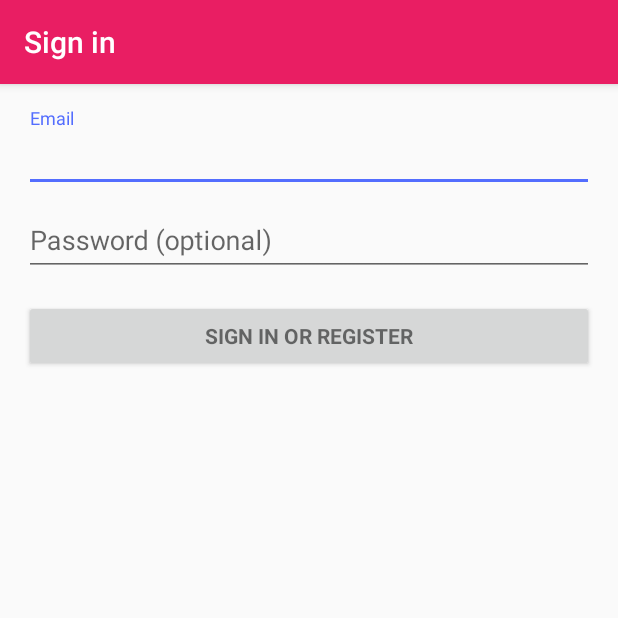
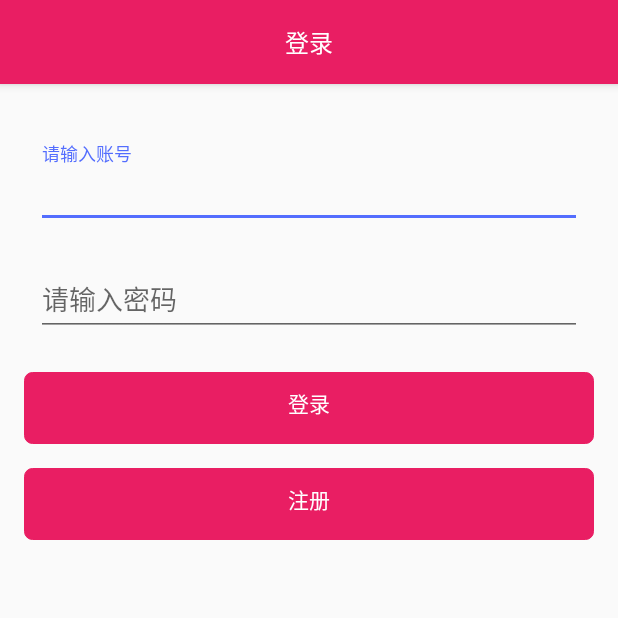
Before and after one commit to Lo-Heng/wearing, an Android app: the screen it shows after launch (LoginActivity2 before the commit, LoginActivity after it), on a phone screen of 412 x 824 dp, the top half of it. Run offline under Robolectric (Android 15) with nearby library versions, the phone set to English and light mode, and no system bars.

Commit message:
底层更改

```diff
--- a/app/src/main/AndroidManifest.xml
+++ b/app/src/main/AndroidManifest.xml
@@ -19,11 +19,6 @@
         <activity
             android:name=".LoginActivity"
             android:label="@string/app_name">
-
-        </activity>
-        <activity
-            android:name=".LoginActivity2"
-            android:label="@string/title_activity_login2">
             <intent-filter>
                 <action android:name="android.intent.action.MAIN" />
 
--- a/app/src/main/java/com/androidlo/wearing/LoginActivity.java
+++ b/app/src/main/java/com/androidlo/wearing/LoginActivity.java
@@ -49,17 +49,9 @@
         mPasswordView = (EditText) findViewById(R.id.password);
         mLoginFormView = findViewById(R.id.login_form);
 
-//        mPasswordView.setOnEditorActionListener(new TextView.OnEditorActionListener() {
-//            @Override
-//            public boolean onEditorAction(TextView textView, int id, KeyEvent keyEvent) {
-//                if (id == EditorInfo.IME_ACTION_DONE || id == EditorInfo.IME_NULL) {
-//                    return true;
-//                }
-//                return false;
-//            }
-//        });
 
-        Button mEmailSignInButton = (Button) findViewById(R.id.email_sign_in_button);
+
+        Button btnLogin = (Button) findViewById(R.id.btn_log_in);
 
         mEmailView.setOnFocusChangeListener(new View.OnFocusChangeListener() {
             @Override
--- a/app/src/main/java/com/androidlo/wearing/LoginActivity2.java
+++ /dev/null
@@ -1,349 +0,0 @@
-package com.androidlo.wearing;
-
-import android.animation.Animator;
-import android.animation.AnimatorListenerAdapter;
-import android.annotation.TargetApi;
-import android.content.pm.PackageManager;
-import android.support.annotation.NonNull;
-import android.support.design.widget.Snackbar;
-import android.support.v7.app.AppCompatActivity;
-import android.app.LoaderManager.LoaderCallbacks;
-
-import android.content.CursorLoader;
-import android.content.Loader;
-import android.database.Cursor;
-import android.net.Uri;
-import android.os.AsyncTask;
-
-import android.os.Build;
-import android.os.Bundle;
-import android.provider.ContactsContract;
-import android.text.TextUtils;
-import android.view.KeyEvent;
-import android.view.View;
-import android.view.View.OnClickListener;
-import android.view.inputmethod.EditorInfo;
-import android.widget.ArrayAdapter;
-import android.widget.AutoCompleteTextView;
-import android.widget.Button;
-import android.widget.EditText;
-import android.widget.TextView;
-
-import java.util.ArrayList;
-import java.util.List;
-
-import static android.Manifest.permission.READ_CONTACTS;
-
-/**
- * A login screen that offers login via email/password.
- */
-public class LoginActivity2 extends AppCompatActivity implements LoaderCallbacks<Cursor> {
-
-    /**
-     * Id to identity READ_CONTACTS permission request.
-     */
-    private static final int REQUEST_READ_CONTACTS = 0;
-
-    /**
-     * A dummy authentication store containing known user names and passwords.
-     * TODO: remove after connecting to a real authentication system.
-     */
-    private static final String[] DUMMY_CREDENTIALS = new String[]{
-            "foo@example.com:hello", "bar@example.com:world"
-    };
-    /**
-     * Keep track of the login task to ensure we can cancel it if requested.
-     */
-    private UserLoginTask mAuthTask = null;
-
-    // UI references.
-    private AutoCompleteTextView mEmailView;
-    private EditText mPasswordView;
-    private View mProgressView;
-    private View mLoginFormView;
-
-    @Override
-    protected void onCreate(Bundle savedInstanceState) {
-        super.onCreate(savedInstanceState);
-        setContentView(R.layout.activity_login2);
-        // Set up the login form.
-        mEmailView = (AutoCompleteTextView) findViewById(R.id.email);
-        populateAutoComplete();
-
-        mPasswordView = (EditText) findViewById(R.id.password);
-        mPasswordView.setOnEditorActionListener(new TextView.OnEditorActionListener() {
-            @Override
-            public boolean onEditorAction(TextView textView, int id, KeyEvent keyEvent) {
-                if (id == EditorInfo.IME_ACTION_DONE || id == EditorInfo.IME_NULL) {
-                    attemptLogin();
-                    return true;
-                }
-                return false;
-            }
-        });
-
-        Button mEmailSignInButton = (Button) findViewById(R.id.email_sign_in_button);
-        mEmailSignInButton.setOnClickListener(new OnClickListener() {
-            @Override
-            public void onClick(View view) {
-                attemptLogin();
-            }
-        });
-
-        mLoginFormView = findViewById(R.id.login_form);
-        mProgressView = findViewById(R.id.login_progress);
-    }
-
-    private void populateAutoComplete() {
-        if (!mayRequestContacts()) {
-            return;
-        }
-
-        getLoaderManager().initLoader(0, null, this);
-    }
-
-    private boolean mayRequestContacts() {
-        if (Build.VERSION.SDK_INT < Build.VERSION_CODES.M) {
-            return true;
-        }
-        if (checkSelfPermission(READ_CONTACTS) == PackageManager.PERMISSION_GRANTED) {
-            return true;
-        }
-        if (shouldShowRequestPermissionRationale(READ_CONTACTS)) {
-            Snackbar.make(mEmailView, R.string.permission_rationale, Snackbar.LENGTH_INDEFINITE)
-                    .setAction(android.R.string.ok, new View.OnClickListener() {
-                        @Override
-                        @TargetApi(Build.VERSION_CODES.M)
-                        public void onClick(View v) {
-                            requestPermissions(new String[]{READ_CONTACTS}, REQUEST_READ_CONTACTS);
-                        }
-                    });
-        } else {
-            requestPermissions(new String[]{READ_CONTACTS}, REQUEST_READ_CONTACTS);
-        }
-        return false;
-    }
-
-    /**
-     * Callback received when a permissions request has been completed.
-     */
-    @Override
-    public void onRequestPermissionsResult(int requestCode, @NonNull String[] permissions,
-                                           @NonNull int[] grantResults) {
-        if (requestCode == REQUEST_READ_CONTACTS) {
-            if (grantResults.length == 1 && grantResults[0] == PackageManager.PERMISSION_GRANTED) {
-                populateAutoComplete();
-            }
-        }
-    }
-
-
-    /**
-     * Attempts to sign in or register the account specified by the login form.
-     * If there are form errors (invalid email, missing fields, etc.), the
-     * errors are presented and no actual login attempt is made.
-     */
-    private void attemptLogin() {
-        if (mAuthTask != null) {
-            return;
-        }
-
-        // Reset errors.
-        mEmailView.setError(null);
-        mPasswordView.setError(null);
-
-        // Store values at the time of the login attempt.
-        String email = mEmailView.getText().toString();
-        String password = mPasswordView.getText().toString();
-
-        boolean cancel = false;
-        View focusView = null;
-
-        // Check for a valid password, if the user entered one.
-        if (!TextUtils.isEmpty(password) && !isPasswordValid(password)) {
-            mPasswordView.setError(getString(R.string.error_invalid_password));
-            focusView = mPasswordView;
-            cancel = true;
-        }
-
-        // Check for a valid email address.
-        if (TextUtils.isEmpty(email)) {
-            mEmailView.setError(getString(R.string.error_field_required));
-            focusView = mEmailView;
-            cancel = true;
-        } else if (!isEmailValid(email)) {
-            mEmailView.setError(getString(R.string.error_invalid_email));
-            focusView = mEmailView;
-            cancel = true;
-        }
-
-        if (cancel) {
-            // There was an error; don't attempt login and focus the first
-            // form field with an error.
-            focusView.requestFocus();
-        } else {
-            // Show a progress spinner, and kick off a background task to
-            // perform the user login attempt.
-            showProgress(true);
-            mAuthTask = new UserLoginTask(email, password);
-            mAuthTask.execute((Void) null);
-        }
-    }
-
-    private boolean isEmailValid(String email) {
-        //TODO: Replace this with your own logic
-        return email.contains("@");
-    }
-
-    private boolean isPasswordValid(String password) {
-        //TODO: Replace this with your own logic
-        return password.length() > 4;
-    }
-
-    /**
-     * Shows the progress UI and hides the login form.
-     */
-    @TargetApi(Build.VERSION_CODES.HONEYCOMB_MR2)
-    private void showProgress(final boolean show) {
-        // On Honeycomb MR2 we have the ViewPropertyAnimator APIs, which allow
-        // for very easy animations. If available, use these APIs to fade-in
-        // the progress spinner.
-        if (Build.VERSION.SDK_INT >= Build.VERSION_CODES.HONEYCOMB_MR2) {
-            int shortAnimTime = getResources().getInteger(android.R.integer.config_shortAnimTime);
-
-            mLoginFormView.setVisibility(show ? View.GONE : View.VISIBLE);
-            mLoginFormView.animate().setDuration(shortAnimTime).alpha(
-                    show ? 0 : 1).setListener(new AnimatorListenerAdapter() {
-                @Override
-                public void onAnimationEnd(Animator animation) {
-                    mLoginFormView.setVisibility(show ? View.GONE : View.VISIBLE);
-                }
-            });
-
-            mProgressView.setVisibility(show ? View.VISIBLE : View.GONE);
-            mProgressView.animate().setDuration(shortAnimTime).alpha(
-                    show ? 1 : 0).setListener(new AnimatorListenerAdapter() {
-                @Override
-                public void onAnimationEnd(Animator animation) {
-                    mProgressView.setVisibility(show ? View.VISIBLE : View.GONE);
-                }
-            });
-        } else {
-            // The ViewPropertyAnimator APIs are not available, so simply show
-            // and hide the relevant UI components.
-            mProgressView.setVisibility(show ? View.VISIBLE : View.GONE);
-            mLoginFormView.setVisibility(show ? View.GONE : View.VISIBLE);
-        }
-    }
-
-    @Override
-    public Loader<Cursor> onCreateLoader(int i, Bundle bundle) {
-        return new CursorLoader(this,
-                // Retrieve data rows for the device user's 'profile' contact.
-                Uri.withAppendedPath(ContactsContract.Profile.CONTENT_URI,
-                        ContactsContract.Contacts.Data.CONTENT_DIRECTORY), ProfileQuery.PROJECTION,
-
-                // Select only email addresses.
-                ContactsContract.Contacts.Data.MIMETYPE +
-                        " = ?", new String[]{ContactsContract.CommonDataKinds.Email
-                .CONTENT_ITEM_TYPE},
-
-                // Show primary email addresses first. Note that there won't be
-                // a primary email address if the user hasn't specified one.
-                ContactsContract.Contacts.Data.IS_PRIMARY + " DESC");
-    }
-
-    @Override
-    public void onLoadFinished(Loader<Cursor> cursorLoader, Cursor cursor) {
-        List<String> emails = new ArrayList<>();
-        cursor.moveToFirst();
-        while (!cursor.isAfterLast()) {
-            emails.add(cursor.getString(ProfileQuery.ADDRESS));
-            cursor.moveToNext();
-        }
-
-        addEmailsToAutoComplete(emails);
-    }
-
-    @Override
-    public void onLoaderReset(Loader<Cursor> cursorLoader) {
-
-    }
-
-    private void addEmailsToAutoComplete(List<String> emailAddressCollection) {
-        //Create adapter to tell the AutoCompleteTextView what to show in its dropdown list.
-        ArrayAdapter<String> adapter =
-                new ArrayAdapter<>(LoginActivity2.this,
-                        android.R.layout.simple_dropdown_item_1line, emailAddressCollection);
-
-        mEmailView.setAdapter(adapter);
-    }
-
-
-    private interface ProfileQuery {
-        String[] PROJECTION = {
-                ContactsContract.CommonDataKinds.Email.ADDRESS,
-                ContactsContract.CommonDataKinds.Email.IS_PRIMARY,
-        };
-
-        int ADDRESS = 0;
-        int IS_PRIMARY = 1;
-    }
-
-    /**
-     * Represents an asynchronous login/registration task used to authenticate
-     * the user.
-     */
-    public class UserLoginTask extends AsyncTask<Void, Void, Boolean> {
-
-        private final String mEmail;
-        private final String mPassword;
-
-        UserLoginTask(String email, String password) {
-            mEmail = email;
-            mPassword = password;
-        }
-
-        @Override
-        protected Boolean doInBackground(Void... params) {
-            // TODO: attempt authentication against a network service.
-
-            try {
-                // Simulate network access.
-                Thread.sleep(2000);
-            } catch (InterruptedException e) {
-                return false;
-            }
-
-            for (String credential : DUMMY_CREDENTIALS) {
-                String[] pieces = credential.split(":");
-                if (pieces[0].equals(mEmail)) {
-                    // Account exists, return true if the password matches.
-                    return pieces[1].equals(mPassword);
-                }
-            }
-
-            // TODO: register the new account here.
-            return true;
-        }
-
-        @Override
-        protected void onPostExecute(final Boolean success) {
-            mAuthTask = null;
-            showProgress(false);
-
-            if (success) {
-                finish();
-            } else {
-                mPasswordView.setError(getString(R.string.error_incorrect_password));
-                mPasswordView.requestFocus();
-            }
-        }
-
-        @Override
-        protected void onCancelled() {
-            mAuthTask = null;
-            showProgress(false);
-        }
-    }
-}
--- /dev/null
+++ b/app/src/main/res/drawable/btn_selector.xml
@@ -0,0 +1,29 @@
+<?xml version="1.0" encoding="utf-8"?>
+<selector xmlns:android="http://schemas.android.com/apk/res/android">
+    <item android:state_pressed="true">
+        <shape android:shape="rectangle">
+            <solid android:color="@color/White"/>
+            <stroke android:width="1px"
+
+                android:color="@color/colorPrimary"/>
+            <corners android:topLeftRadius="5dp"
+                android:topRightRadius="5dp"
+                android:bottomRightRadius="5dp"
+                android:bottomLeftRadius="5dp" />
+        </shape>
+    </item>
+    <item >
+        <shape android:shape="rectangle">
+            <solid android:color="@color/colorPrimary"/>
+            <stroke android:width="1px"
+                android:color="@color/colorPrimary"/>
+            <padding android:bottom="10px"/>
+            <corners android:topLeftRadius="5dp"
+                android:topRightRadius="5dp"
+                android:bottomRightRadius="5dp"
+                android:bottomLeftRadius="5dp" />
+        </shape>
+    </item>
+
+
+</selector>
--- a/app/src/main/res/drawable/ic_launcher_background.xml
+++ b/app/src/main/res/drawable/ic_launcher_background.xml
@@ -5,7 +5,7 @@
     android:viewportHeight="108"
     android:viewportWidth="108">
     <path
-        android:fillColor="#26A69A"
+        android:fillColor="@color/colorPrimary"
         android:pathData="M0,0h108v108h-108z" />
     <path
         android:fillColor="#00000000"
--- /dev/null
+++ b/app/src/main/res/drawable/text_selector.xml
@@ -0,0 +1,9 @@
+<?xml version="1.0" encoding="utf-8"?>
+<selector xmlns:android="http://schemas.android.com/apk/res/android">
+
+    <item android:color="#000" android:state_pressed="true" />
+    <item android:color="#fff" android:state_focused="true" />
+    <item android:color="@color/White" />
+
+
+</selector>
--- a/app/src/main/res/layout/activity_login.xml
+++ b/app/src/main/res/layout/activity_login.xml
@@ -1,14 +1,15 @@
 <LinearLayout xmlns:android="http://schemas.android.com/apk/res/android"
+    xmlns:style="http://schemas.android.com/apk/res-auto"
+    xmlns:tools="http://schemas.android.com/tools"
     android:id="@+id/parent"
-    xmlns:tools="http://schemas.android.com/tools"
     android:layout_width="match_parent"
     android:layout_height="match_parent"
     android:gravity="center_horizontal"
     android:orientation="vertical"
-    android:paddingBottom="@dimen/activity_vertical_margin"
     android:paddingLeft="@dimen/activity_horizontal_margin"
+    android:paddingTop="@dimen/activity_vertical_margin"
     android:paddingRight="@dimen/activity_horizontal_margin"
-    android:paddingTop="@dimen/activity_vertical_margin">
+    android:paddingBottom="@dimen/activity_vertical_margin">
 
     <ScrollView
         android:id="@+id/login_form"
@@ -19,18 +20,21 @@
             android:id="@+id/email_login_form"
             android:layout_width="match_parent"
             android:layout_height="wrap_content"
+            android:layout_marginTop="16dp"
+            android:focusable="true"
+            android:focusableInTouchMode="true"
             android:orientation="vertical">
 
             <android.support.design.widget.TextInputLayout
                 android:layout_width="match_parent"
-                android:layout_height="wrap_content">
+                android:layout_height="wrap_content"
+                android:padding="8dp">
 
                 <EditText
                     android:id="@+id/email"
                     android:layout_width="match_parent"
                     android:layout_height="wrap_content"
-                    android:hint="@string/prompt_email"
-                    android:inputType="textEmailAddress"
+                    android:hint="@string/input_accout"
                     android:maxLines="1"
                     android:singleLine="true" />
 
@@ -38,31 +42,38 @@
 
             <android.support.design.widget.TextInputLayout
                 android:layout_width="match_parent"
-                android:layout_height="wrap_content">
+                android:layout_height="wrap_content"
+                android:padding="8dp">
 
                 <EditText
                     android:id="@+id/password"
                     android:layout_width="match_parent"
                     android:layout_height="wrap_content"
-                    android:hint="@string/prompt_password"
+                    android:hint="@string/input_password"
                     android:imeActionId="6"
-                    android:imeActionLabel="@string/action_sign_in_short"
-                    android:imeOptions="actionUnspecified"
+                    android:imeOptions="actionDone"
                     android:inputType="textPassword"
                     android:maxLines="1"
                     android:singleLine="true" />
 
             </android.support.design.widget.TextInputLayout>
 
+
             <Button
-                android:id="@+id/email_sign_in_button"
-                style="?android:textAppearanceSmall"
+                android:id="@+id/btn_log_in"
+                style="@style/Normal_Button"
                 android:layout_width="match_parent"
                 android:layout_height="wrap_content"
                 android:layout_marginTop="16dp"
-                android:text="@string/action_sign_in"
-                android:textStyle="bold" />
+                android:text="@string/login" />
 
+            <Button
+                android:id="@+id/btn_sign_up"
+                style="@style/Normal_Button"
+                android:layout_width="match_parent"
+                android:layout_height="wrap_content"
+                android:layout_marginTop="16dp"
+                android:text="@string/sign_up" />
         </LinearLayout>
     </ScrollView>
 </LinearLayout>
--- a/app/src/main/res/layout/activity_login2.xml
+++ /dev/null
@@ -1,77 +0,0 @@
-<LinearLayout xmlns:android="http://schemas.android.com/apk/res/android"
-    xmlns:tools="http://schemas.android.com/tools"
-    android:layout_width="match_parent"
-    android:layout_height="match_parent"
-    android:gravity="center_horizontal"
-    android:orientation="vertical"
-    android:paddingBottom="@dimen/activity_vertical_margin"
-    android:paddingLeft="@dimen/activity_horizontal_margin"
-    android:paddingRight="@dimen/activity_horizontal_margin"
-    android:paddingTop="@dimen/activity_vertical_margin"
-    tools:context="com.androidlo.wearing.LoginActivity2">
-
-    <!-- Login progress -->
-    <ProgressBar
-        android:id="@+id/login_progress"
-        style="?android:attr/progressBarStyleLarge"
-        android:layout_width="wrap_content"
-        android:layout_height="wrap_content"
-        android:layout_marginBottom="8dp"
-        android:visibility="gone" />
-
-    <ScrollView
-        android:id="@+id/login_form"
-        android:layout_width="match_parent"
-        android:layout_height="match_parent">
-
-        <LinearLayout
-            android:id="@+id/email_login_form"
-            android:layout_width="match_parent"
-            android:layout_height="wrap_content"
-            android:orientation="vertical">
-
-            <android.support.design.widget.TextInputLayout
-                android:layout_width="match_parent"
-                android:layout_height="wrap_content">
-
-                <AutoCompleteTextView
-                    android:id="@+id/email"
-                    android:layout_width="match_parent"
-                    android:layout_height="wrap_content"
-                    android:hint="@string/prompt_email"
-                    android:inputType="textEmailAddress"
-                    android:maxLines="1"
-                    android:singleLine="true" />
-
-            </android.support.design.widget.TextInputLayout>
-
-            <android.support.design.widget.TextInputLayout
-                android:layout_width="match_parent"
-                android:layout_height="wrap_content">
-
-                <EditText
-                    android:id="@+id/password"
-                    android:layout_width="match_parent"
-                    android:layout_height="wrap_content"
-                    android:hint="@string/prompt_password"
-                    android:imeActionId="6"
-                    android:imeActionLabel="@string/action_sign_in_short"
-                    android:imeOptions="actionUnspecified"
-                    android:inputType="textPassword"
-                    android:maxLines="1"
-                    android:singleLine="true" />
-
-            </android.support.design.widget.TextInputLayout>
-
-            <Button
-                android:id="@+id/email_sign_in_button"
-                style="?android:textAppearanceSmall"
-                android:layout_width="match_parent"
-                android:layout_height="wrap_content"
-                android:layout_marginTop="16dp"
-                android:text="@string/action_sign_in"
-                android:textStyle="bold" />
-
-        </LinearLayout>
-    </ScrollView>
-</LinearLayout>
--- a/app/src/main/res/values/strings.xml
+++ b/app/src/main/res/values/strings.xml
@@ -18,4 +18,8 @@
         completions."
     </string>
     <string name="title_activity_login2">Sign in</string>
+    <string name="input_accout">请输入账号</string>
+    <string name="input_password">请输入密码</string>
+    <string name="sign_up">注册</string>
+    <string name="login">登录</string>
 </resources>
--- a/app/src/main/res/values/styles.xml
+++ b/app/src/main/res/values/styles.xml
@@ -1,5 +1,4 @@
 <resources>
-
     <!-- Base application theme. -->
     <style name="AppTheme" parent="Theme.AppCompat.Light.DarkActionBar">
         <!-- Customize your theme here. -->
@@ -8,4 +7,9 @@
         <item name="colorAccent">@color/colorAccent</item>
     </style>
 
+    <style name="Normal_Button" parent="@style/Widget.AppCompat.Button.Borderless">
+        <item name="android:background">@drawable/btn_selector</item>
+        <item name="android:textColor">@drawable/text_selector</item>
+    </style>
+
 </resources>
```
Also changed, not shown: app/src/main/java/com/androidlo/wearing/pubUtil/SharedPreferencesUtil.java (added, +53 -0 lines).
